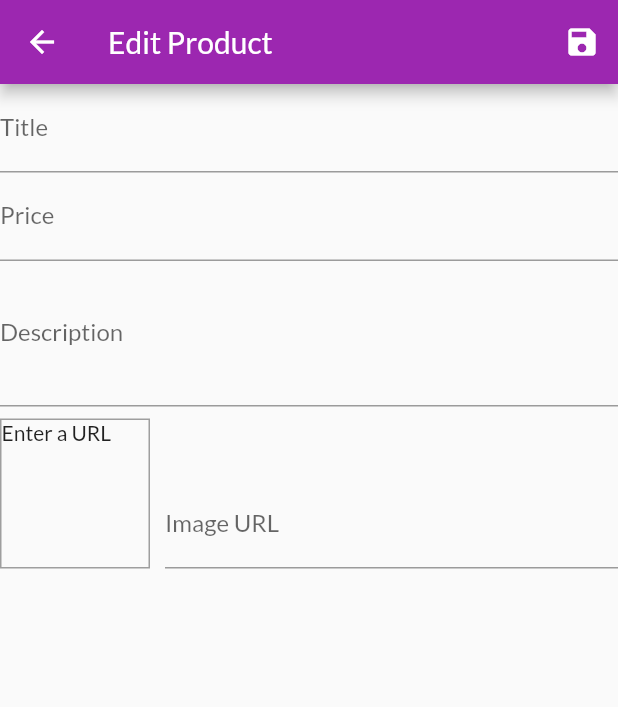
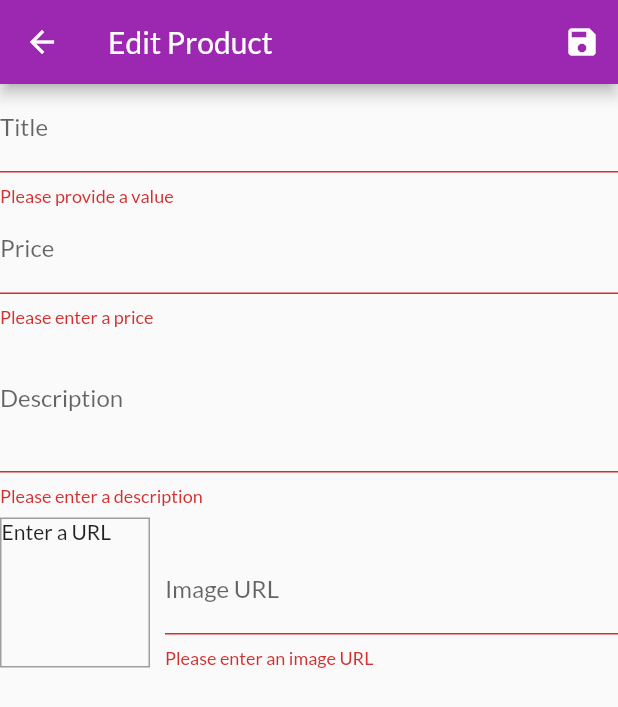
Before and after one commit to sambhav37/flutter_ecom_app, a Flutter app: the EditProductScreen screen opened by its route, after a tap on the "save" icon, on a phone screen of 412 x 824 dp. Shown: the top 707 px of the screen. Run offline on Flutter 3.47's test engine with Material 2 defaults, Android fonts, the phone set to English and light mode, and no system bars; network calls fail.

Commit message:
Validations and form submissions

```diff
--- a/lib/screens/edit_product_screen.dart
+++ b/lib/screens/edit_product_screen.dart
@@ -47,7 +47,12 @@ class _EditProductScreenState extends State<EditProductScreen> {
   }
 
   void _saveForm() {
-    _form.currentState.save();
+    final isValid =
+        _form.currentState.validate(); // this will run all the validators
+    if (!isValid) {
+      return;
+    }
+    _form.currentState.save(); // this will run all the onSaved methods
     print(_editedProduct.title);
     print(_editedProduct.description);
     print(_editedProduct.price);
@@ -77,6 +82,12 @@ class _EditProductScreenState extends State<EditProductScreen> {
               onFieldSubmitted: (_) {
                 FocusScope.of(context).requestFocus(_priceFocusNode);
               },
+              validator: (value) {
+                if (value.isEmpty) {
+                  return "Please provide a value";
+                }
+                return null;
+              },
               onSaved: (value) {
                 _editedProduct = Product(
                   title: value,
@@ -95,6 +106,18 @@ class _EditProductScreenState extends State<EditProductScreen> {
               onFieldSubmitted: (_) {
                 FocusScope.of(context).requestFocus(_descriptionFocusNode);
               },
+              validator: (value) {
+                if (value.isEmpty) {
+                  return "Please enter a price";
+                }
+                if (double.tryParse(value) == null) {
+                  return 'Please enter a valid number';
+                }
+                if (double.parse(value) <= 0) {
+                  return 'Please enter a value greater then 0';
+                }
+                return null;
+              },
               onSaved: (value) {
                 _editedProduct = Product(
                   title: _editedProduct.title,
@@ -110,6 +133,15 @@ class _EditProductScreenState extends State<EditProductScreen> {
               maxLines: 3,
               keyboardType: TextInputType.multiline,
               focusNode: _descriptionFocusNode,
+              validator: (value) {
+                if (value.isEmpty) {
+                  return "Please enter a description";
+                }
+                if (value.length < 10) {
+                  return 'Should be at least 10 characters in length';
+                }
+                return null;
+              },
               onSaved: (value) {
                 _editedProduct = Product(
                   title: _editedProduct.title,
@@ -155,6 +187,15 @@ class _EditProductScreenState extends State<EditProductScreen> {
                     onFieldSubmitted: (_) {
                       _saveForm();
                     },
+                    validator: (value) {
+                      if (value.isEmpty) {
+                        return "Please enter an image URL";
+                      }
+                      if (!value.startsWith('http')) {
+                        return 'Please enter a valid url';
+                      }
+                      return null;
+                    },
                     onSaved: (value) {
                       _editedProduct = Product(
                         title: _editedProduct.title,
```
